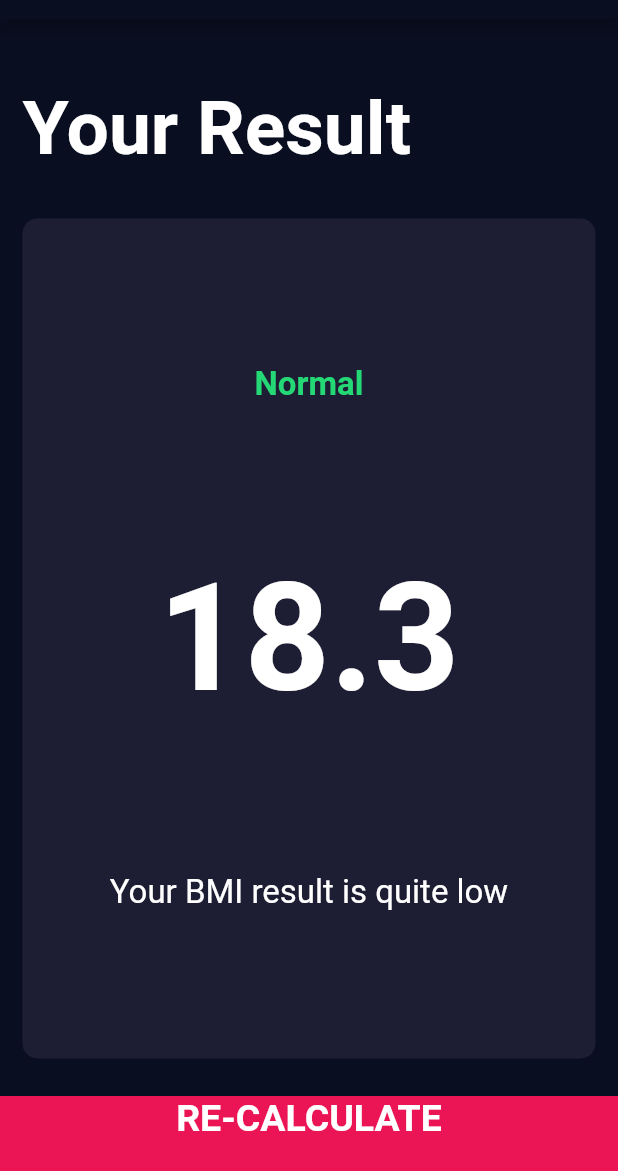
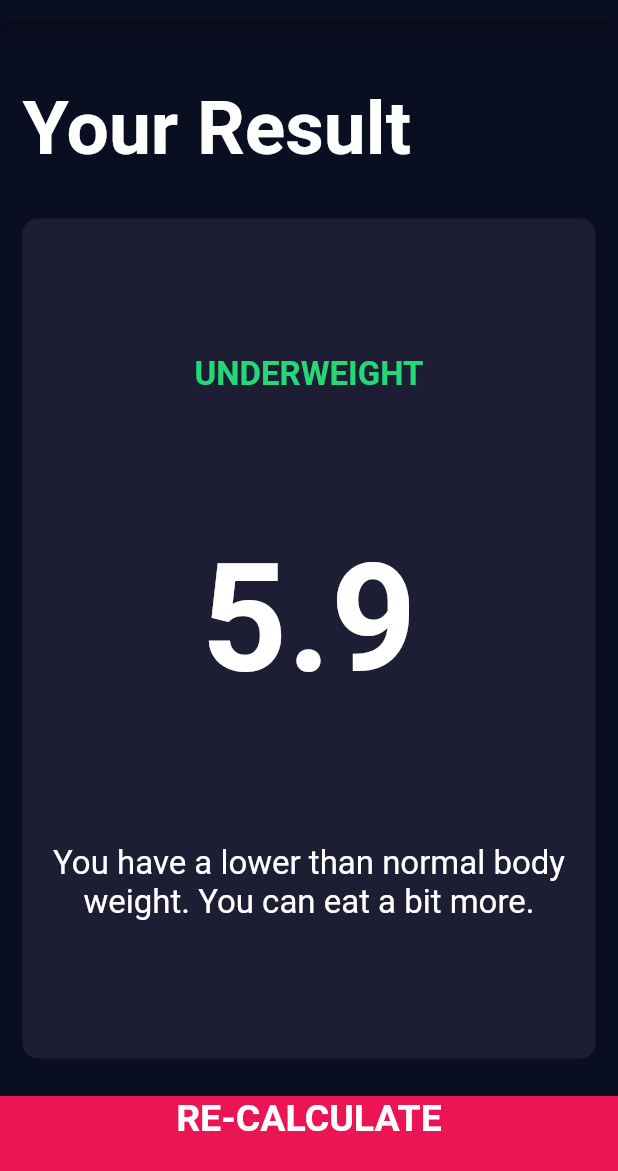
Before and after one commit to Ayushd70/bmi-calculator, a Flutter app: the screen it shows after launch, after a tap on "CALCULATE", on a phone screen of 412 x 824 dp, the part 65-1236 px from its top. Run offline on Flutter 3.47's test engine with Material 2 defaults, Android fonts, the phone set to English and light mode, and no system bars; our stand-ins replace font_awesome_flutter.

Commit message:
bmi: calculator_brain: add function to Calculate BMI using the the standard BMI Calculation Formula
Signed-off-by: Ayush Dubey <ayushdubey70@gmail.com>

```diff
--- /dev/null
+++ b/lib/calculator_brain.dart
@@ -0,0 +1,35 @@
+import 'dart:math';
+
+class CalculatorBrain {
+  CalculatorBrain({this.height, this.weight});
+
+  final int height;
+  final int weight;
+
+  double _bmi;
+
+  String calculateBMI() {
+    _bmi = weight / pow(height / 100, 2);
+    return _bmi.toStringAsFixed(1);
+  }
+
+  String getResult() {
+    if (_bmi >= 25) {
+      return 'Overweight';
+    } else if (_bmi > 18.5) {
+      return 'Normal';
+    } else {
+      return 'Underweight';
+    }
+  }
+
+  String getInterpretation() {
+    if (_bmi >= 25) {
+      return 'You have a higher than normal weight. Try to exercise more.';
+    } else if (_bmi > 18.5) {
+      return 'You have a normal body weight. Good job!';
+    } else {
+      return 'You have a lower than normal body weight. You can eat a bit more.';
+    }
+  }
+}
--- a/lib/screens/input_page.dart
+++ b/lib/screens/input_page.dart
@@ -1,3 +1,4 @@
+import 'package:bmi_calculator/calculator_brain.dart';
 import 'package:bmi_calculator/screens/results_page.dart';
 import 'package:flutter/material.dart';
 import 'package:flutter/painting.dart';
@@ -215,10 +216,17 @@ class _InputPageState extends State<InputPage> {
           BottomButton(
             buttonTitle: 'CALCULATE',
             onTap: () {
+              CalculatorBrain calc =
+                  CalculatorBrain(height: height, weight: weight);
+
               Navigator.push(
                 context,
                 MaterialPageRoute(
-                  builder: (context) => ResultsPage(),
+                  builder: (context) => ResultsPage(
+                    bmiResult: calc.calculateBMI(),
+                    resultText: calc.getResult(),
+                    interpretation: calc.getInterpretation(),
+                  ),
                 ),
               );
             },
--- a/lib/screens/results_page.dart
+++ b/lib/screens/results_page.dart
@@ -5,6 +5,15 @@ import 'package:flutter/material.dart';
 import 'package:flutter/painting.dart';
 
 class ResultsPage extends StatelessWidget {
+  ResultsPage(
+      {@required this.interpretation,
+      @required this.bmiResult,
+      @required this.resultText});
+
+  final String bmiResult;
+  final String resultText;
+  final String interpretation;
+
   @override
   Widget build(BuildContext context) {
     return Scaffold(
@@ -34,15 +43,15 @@ class ResultsPage extends StatelessWidget {
                 crossAxisAlignment: CrossAxisAlignment.center,
                 children: [
                   Text(
-                    'Normal',
+                    resultText.toUpperCase(),
                     style: kResultTextStyle,
                   ),
                   Text(
-                    '18.3',
+                    bmiResult,
                     style: kBMITextStyle,
                   ),
                   Text(
-                    'Your BMI result is quite low',
+                    interpretation,
                     textAlign: TextAlign.center,
                     style: kBodyTextStyle,
                   ),
```
